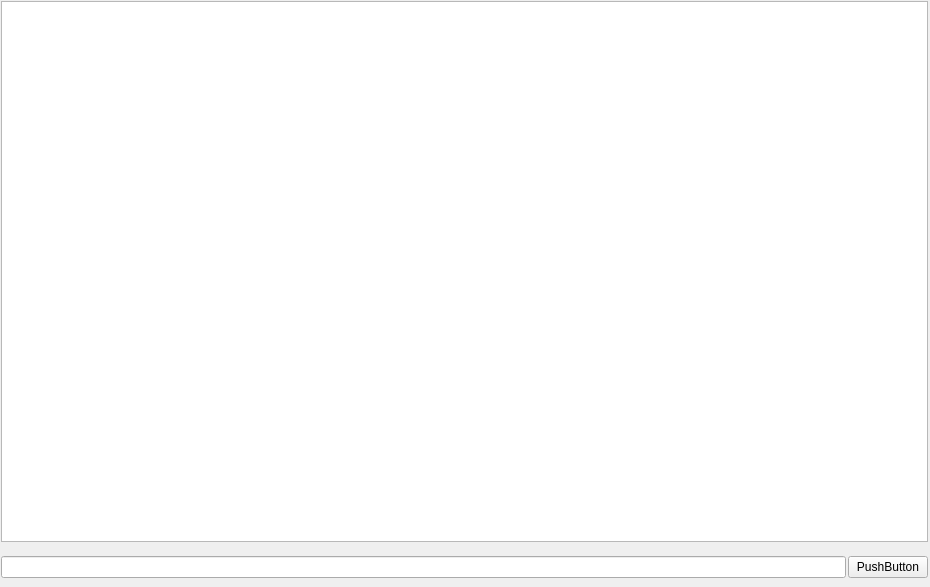
Above: src/plugins/woodpecker/twitterpage.ui from 0xd34df00d/leechcraft before the change. Below: the same form after it.
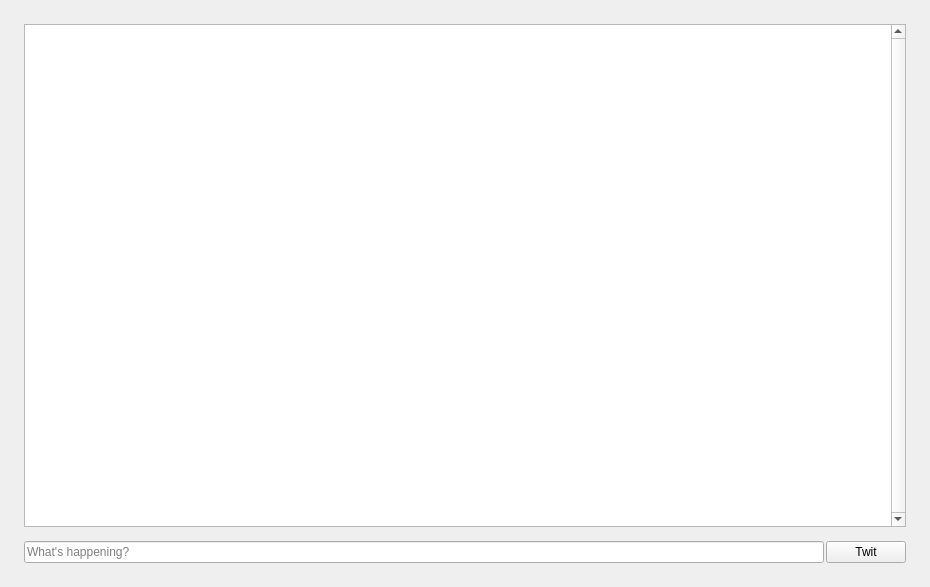
That is the form after the change.

What changed in the file:
```diff
--- a/src/plugins/woodpecker/twitterpage.ui
+++ b/src/plugins/woodpecker/twitterpage.ui
@@ -10,27 +10,26 @@
     <height>587</height>
    </rect>
   </property>
+  <property name="sizePolicy">
+   <sizepolicy hsizetype="Expanding" vsizetype="Expanding">
+    <horstretch>0</horstretch>
+    <verstretch>0</verstretch>
+   </sizepolicy>
+  </property>
   <property name="windowTitle">
    <string>TwitterPage</string>
   </property>
+  <layout class="QGridLayout" name="gridLayout_2">
+   <item row="0" column="0">
   <widget class="QWidget" name="centralWidget" native="true">
-   <property name="geometry">
-    <rect>
-     <x>0</x>
-     <y>0</y>
-     <width>929</width>
-     <height>579</height>
-    </rect>
-   </property>
-   <widget class="QWidget" name="verticalLayoutWidget">
-    <property name="geometry">
-     <rect>
-      <x>-1</x>
-      <y>-1</y>
-      <width>931</width>
-      <height>581</height>
-     </rect>
-    </property>
+     <property name="sizePolicy">
+      <sizepolicy hsizetype="Expanding" vsizetype="Expanding">
+       <horstretch>0</horstretch>
+       <verstretch>0</verstretch>
+      </sizepolicy>
+     </property>
+     <layout class="QGridLayout" name="gridLayout">
+      <item row="0" column="0">
     <layout class="QVBoxLayout" name="verticalLayout">
      <property name="spacing">
       <number>4</number>
@@ -43,6 +42,9 @@
      </property>
      <item>
       <widget class="QListWidget" name="TwitList_">
+          <property name="verticalScrollBarPolicy">
+           <enum>Qt::ScrollBarAlwaysOn</enum>
+          </property>
        <property name="horizontalScrollBarPolicy">
         <enum>Qt::ScrollBarAlwaysOff</enum>
        </property>
@@ -55,6 +57,9 @@
          <height>36</height>
         </size>
        </property>
+          <property name="isWrapping" stdset="0">
+           <bool>false</bool>
+          </property>
        <property name="spacing">
         <number>4</number>
        </property>
@@ -84,20 +89,27 @@
         <number>10</number>
        </property>
        <item>
-        <widget class="QLineEdit" name="TwitEdit_"/>
+           <widget class="QLineEdit" name="TwitEdit_">
+            <property name="placeholderText">
+             <string>What's happening?</string>
+            </property>
+           </widget>
        </item>
        <item>
         <widget class="QPushButton" name="TwitButton_">
          <property name="text">
-          <string>PushButton</string>
+             <string>Twit</string>
          </property>
         </widget>
        </item>
       </layout>
      </item>
     </layout>
-   </widget>
-  </widget>
+      </item>
+     </layout>
+    </widget>
+   </item>
+  </layout>
  </widget>
  <layoutdefault spacing="6" margin="11"/>
  <resources/>
```
Left out of the diff: 3 changed lines with no effect on the pictures. Lines whose indentation alone changed are shown as unchanged.
